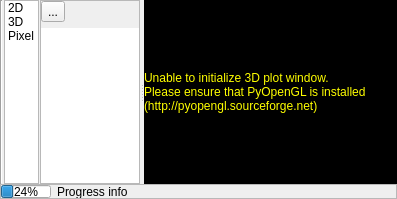
Before: the Qt Designer form timeseriesviewer/ui/profileviewdock.ui in jakimowb/eo-time-series-viewer, drawn with Qt 5.
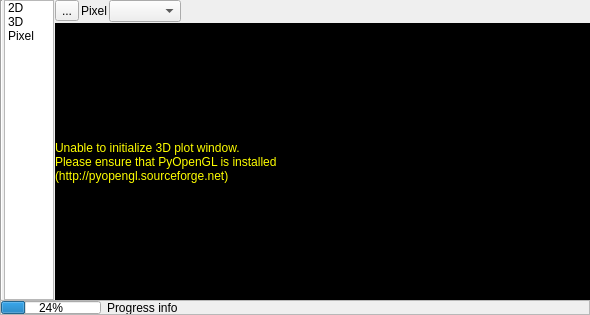
After: the same form once the commit is applied. The open tabs and pages were chosen to show the change. Icons and pictures are not drawn. Custom widgets are drawn as their Qt base class.

Commit message: refactoring, SEVERAL CHANGES TO TEMPORAL PROFILE VISUALIZATION + dynamic data loading + free choice of TemporalProfiles + removed dependency to in-memory QgsVectorLayer

```diff
--- a/timeseriesviewer/ui/profileviewdock.ui
+++ b/timeseriesviewer/ui/profileviewdock.ui
@@ -6,8 +6,8 @@
    <rect>
     <x>0</x>
     <y>0</y>
-    <width>397</width>
-    <height>199</height>
+    <width>590</width>
+    <height>315</height>
    </rect>
   </property>
   <property name="features">
@@ -56,7 +56,7 @@
          </property>
          <property name="maximumSize">
           <size>
-           <width>35</width>
+           <width>50</width>
            <height>16777215</height>
           </size>
          </property>
@@ -250,44 +250,26 @@
           </layout>
          </widget>
          <widget class="QWidget" name="page3D">
-          <layout class="QHBoxLayout" name="horizontalLayout_4">
-           <property name="margin">
-            <number>0</number>
-           </property>
-           <item>
-            <layout class="QVBoxLayout" name="verticalLayout_6">
-             <item>
-              <widget class="QSplitter" name="splitter_2">
-               <property name="orientation">
-                <enum>Qt::Horizontal</enum>
-               </property>
-               <widget class="QFrame" name="frameSettings3D">
-                <property name="sizePolicy">
-                 <sizepolicy hsizetype="Preferred" vsizetype="Preferred">
-                  <horstretch>1</horstretch>
-                  <verstretch>0</verstretch>
-                 </sizepolicy>
-                </property>
-                <property name="minimumSize">
-                 <size>
-                  <width>100</width>
-                  <height>0</height>
-                 </size>
-                </property>
-                <property name="frameShape">
-                 <enum>QFrame::StyledPanel</enum>
-                </property>
-                <property name="frameShadow">
-                 <enum>QFrame::Sunken</enum>
-                </property>
                 <layout class="QVBoxLayout" name="verticalLayout_5">
-                 <property name="margin">
+           <property name="spacing">
+            <number>1</number>
+           </property>
+           <property name="leftMargin">
+            <number>0</number>
+           </property>
+           <property name="topMargin">
+            <number>0</number>
+           </property>
+           <property name="rightMargin">
+            <number>0</number>
+           </property>
+           <property name="bottomMargin">
                   <number>0</number>
                  </property>
                  <item>
                   <layout class="QHBoxLayout" name="horizontalLayout_6">
                    <property name="spacing">
-                    <number>0</number>
+              <number>2</number>
                    </property>
                    <property name="topMargin">
                     <number>0</number>
@@ -299,7 +281,24 @@
                      </property>
                      <property name="icon">
                       <iconset resource="resources.qrc">
-                       <normaloff>:/timeseriesviewer/icons/mActionRefresh.svg</normaloff>:/timeseriesviewer/icons/mActionRefresh.svg</iconset>
+                 <normaloff>:/timeseriesviewer/icons/mActionRefresh.png</normaloff>:/timeseriesviewer/icons/mActionRefresh.png</iconset>
+               </property>
+              </widget>
+             </item>
+             <item>
+              <widget class="QLabel" name="label">
+               <property name="text">
+                <string>Pixel</string>
+               </property>
+              </widget>
+             </item>
+             <item>
+              <widget class="QComboBox" name="cbTemporalProfile3D">
+               <property name="sizePolicy">
+                <sizepolicy hsizetype="Preferred" vsizetype="Fixed">
+                 <horstretch>0</horstretch>
+                 <verstretch>0</verstretch>
+                </sizepolicy>
                      </property>
                     </widget>
                    </item>
@@ -319,31 +318,11 @@
                   </layout>
                  </item>
                  <item>
-                  <widget class="QTableView" name="tableView3DBands">
-                   <property name="sizePolicy">
-                    <sizepolicy hsizetype="Expanding" vsizetype="Expanding">
-                     <horstretch>1</horstretch>
-                     <verstretch>1</verstretch>
-                    </sizepolicy>
-                   </property>
-                   <property name="minimumSize">
-                    <size>
-                     <width>0</width>
-                     <height>0</height>
-                    </size>
-                   </property>
-                   <property name="frameShape">
-                    <enum>QFrame::NoFrame</enum>
-                   </property>
-                  </widget>
-                 </item>
-                </layout>
-               </widget>
                <widget class="QLabel" name="labelDummy3D">
                 <property name="sizePolicy">
                  <sizepolicy hsizetype="Preferred" vsizetype="Preferred">
                   <horstretch>3</horstretch>
-                  <verstretch>0</verstretch>
+               <verstretch>2</verstretch>
                  </sizepolicy>
                 </property>
                 <property name="font">
@@ -364,9 +343,6 @@
                  <bool>true</bool>
                 </property>
                </widget>
-              </widget>
-             </item>
-            </layout>
            </item>
           </layout>
          </widget>
@@ -468,7 +444,7 @@
           <string>Progress info</string>
          </property>
          <property name="textFormat">
-          <enum>Qt::LogText</enum>
+          <enum>Qt::PlainText</enum>
          </property>
          <property name="wordWrap">
           <bool>true</bool>
```
Left out of the diff: 194 changed lines with no effect on the pictures. Lines whose indentation alone changed are shown as unchanged. The commit also changes 8 other files.
